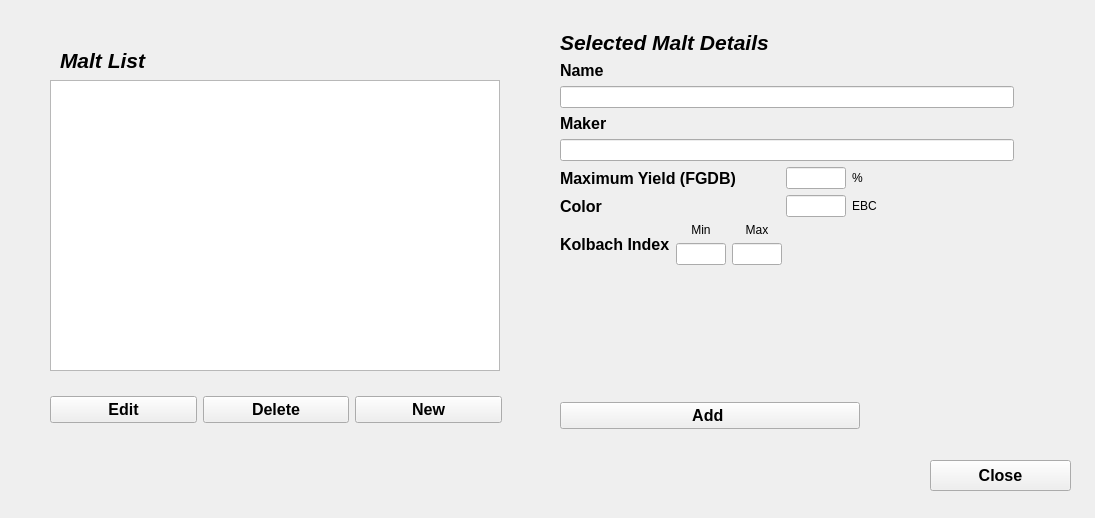
Above: src/designer/maltdialog.ui from jaaf/EasyBeer before the change. Below: the same form after it.
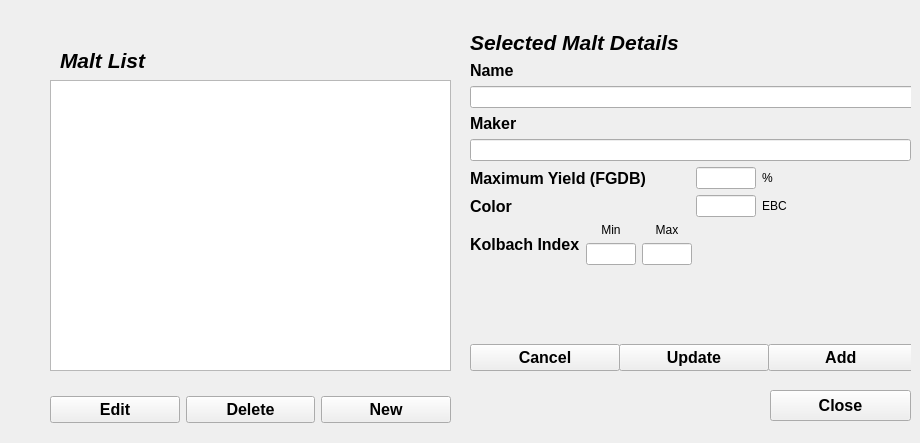
That is the form after the change.

Commit message: malt dialog with cancel button

```diff
--- a/src/designer/maltdialog.ui
+++ b/src/designer/maltdialog.ui
@@ -6,8 +6,8 @@
    <rect>
     <x>0</x>
     <y>0</y>
-    <width>1095</width>
-    <height>518</height>
+    <width>920</width>
+    <height>443</height>
    </rect>
   </property>
   <property name="windowTitle">
@@ -16,8 +16,8 @@
   <widget class="QPushButton" name="close_button">
    <property name="geometry">
     <rect>
-     <x>930</x>
-     <y>460</y>
+     <x>770</x>
+     <y>390</y>
      <width>141</width>
      <height>31</height>
     </rect>
@@ -38,7 +38,7 @@
     <rect>
      <x>50</x>
      <y>132</y>
-     <width>452</width>
+     <width>401</width>
      <height>291</height>
     </rect>
    </property>
@@ -60,6 +60,12 @@
      <layout class="QHBoxLayout" name="horizontalLayout">
       <item>
        <widget class="QPushButton" name="edit_button">
+        <property name="maximumSize">
+         <size>
+          <width>150</width>
+          <height>16777215</height>
+         </size>
+        </property>
         <property name="font">
          <font>
           <pointsize>12</pointsize>
@@ -74,6 +80,12 @@
       </item>
       <item>
        <widget class="QPushButton" name="delete_button">
+        <property name="maximumSize">
+         <size>
+          <width>150</width>
+          <height>16777215</height>
+         </size>
+        </property>
         <property name="font">
          <font>
           <pointsize>12</pointsize>
@@ -88,6 +100,12 @@
       </item>
       <item>
        <widget class="QPushButton" name="new_button">
+        <property name="maximumSize">
+         <size>
+          <width>150</width>
+          <height>16777215</height>
+         </size>
+        </property>
         <property name="font">
          <font>
           <pointsize>12</pointsize>
@@ -130,7 +148,7 @@
     <rect>
      <x>50</x>
      <y>80</y>
-     <width>450</width>
+     <width>401</width>
      <height>291</height>
     </rect>
    </property>
@@ -138,10 +156,10 @@
   <widget class="QWidget" name="layoutWidget">
    <property name="geometry">
     <rect>
-     <x>560</x>
+     <x>470</x>
      <y>30</y>
-     <width>454</width>
-     <height>399</height>
+     <width>441</width>
+     <height>341</height>
     </rect>
    </property>
    <layout class="QVBoxLayout" name="verticalLayout_6">
@@ -413,22 +431,90 @@
      </spacer>
     </item>
     <item>
+     <layout class="QHBoxLayout" name="horizontalLayout_6">
+      <item>
+       <widget class="QPushButton" name="cancel_button">
+        <property name="minimumSize">
+         <size>
+          <width>150</width>
+          <height>0</height>
+         </size>
+        </property>
+        <property name="font">
+         <font>
+          <pointsize>12</pointsize>
+          <weight>75</weight>
+          <bold>true</bold>
+         </font>
+        </property>
+        <property name="text">
+         <string>Cancel</string>
+        </property>
+       </widget>
+      </item>
+      <item>
+       <spacer name="horizontalSpacer_3">
+        <property name="orientation">
+         <enum>Qt::Horizontal</enum>
+        </property>
+        <property name="sizeHint" stdset="0">
+         <size>
+          <width>40</width>
+          <height>20</height>
+         </size>
+        </property>
+       </spacer>
+      </item>
+      <item>
+       <widget class="QPushButton" name="update_button">
+        <property name="minimumSize">
+         <size>
+          <width>150</width>
+          <height>0</height>
+         </size>
+        </property>
+        <property name="font">
+         <font>
+          <pointsize>12</pointsize>
+          <weight>75</weight>
+          <bold>true</bold>
+         </font>
+        </property>
+        <property name="text">
+         <string>Update</string>
+        </property>
+       </widget>
+      </item>
+      <item>
+       <spacer name="horizontalSpacer_2">
+        <property name="orientation">
+         <enum>Qt::Horizontal</enum>
+        </property>
+        <property name="sizeHint" stdset="0">
+         <size>
+          <width>40</width>
+          <height>20</height>
+         </size>
+        </property>
+       </spacer>
+      </item>
+      <item>
      <widget class="QPushButton" name="add_button">
       <property name="sizePolicy">
-       <sizepolicy hsizetype="Fixed" vsizetype="Fixed">
+         <sizepolicy hsizetype="Minimum" vsizetype="Fixed">
         <horstretch>0</horstretch>
         <verstretch>0</verstretch>
        </sizepolicy>
       </property>
       <property name="minimumSize">
        <size>
-        <width>300</width>
+          <width>150</width>
         <height>0</height>
        </size>
       </property>
       <property name="maximumSize">
        <size>
-        <width>100</width>
+          <width>10</width>
         <height>16777215</height>
        </size>
       </property>
@@ -444,6 +530,11 @@
        <string>Add </string>
       </property>
      </widget>
+      </item>
+     </layout>
+    </item>
+    <item>
+     <layout class="QHBoxLayout" name="horizontalLayout_5"/>
     </item>
    </layout>
   </widget>
```
Lines whose indentation alone changed are shown as unchanged. The commit also changes 9 other files.
